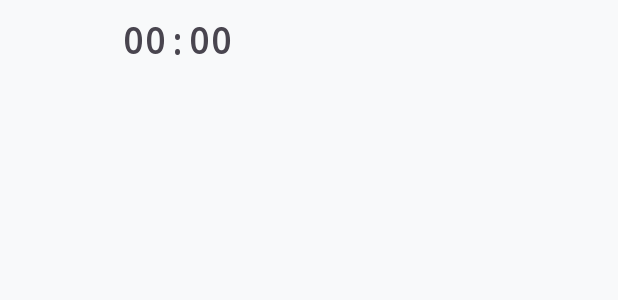
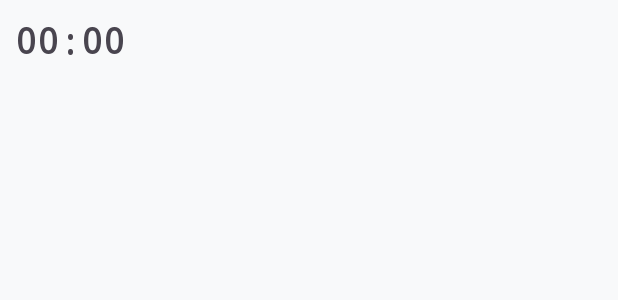
Before and after one commit to saifaldeenalani1-alt/alarmapp, an Android app built with Jetpack Compose: the layout floating_timer.xml on its own in the app's theme, with its tools: preview values and no code run, on a phone screen of 412 x 824 dp. Shown: the top 300 px of the screen. Run offline under Robolectric (Android 15) with nearby library versions, the light colour scheme and no system bars.

Commit message:
fix: remove minEms from floating timer to fit text width naturally

```diff
--- a/app/src/main/res/layout/floating_timer.xml
+++ b/app/src/main/res/layout/floating_timer.xml
@@ -12,7 +12,6 @@
         android:layout_width="wrap_content"
         android:layout_height="wrap_content"
         android:gravity="center"
-        android:minEms="8"
         android:text="00:00"
         android:textSize="24sp"
         android:textStyle="bold"
```
